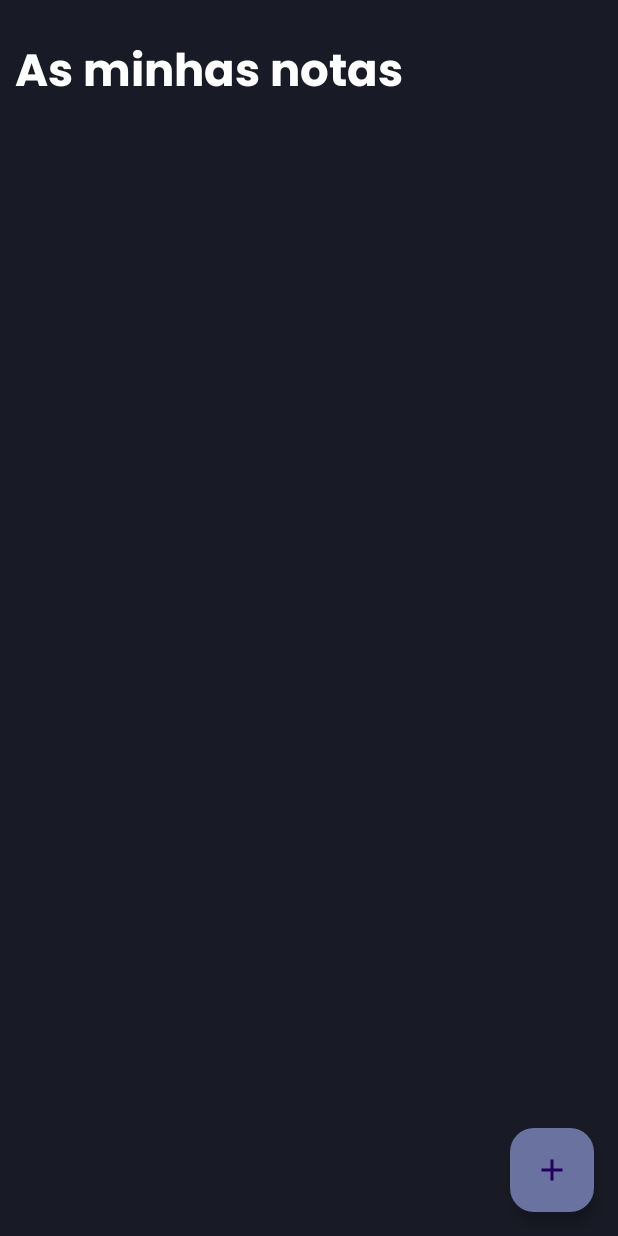
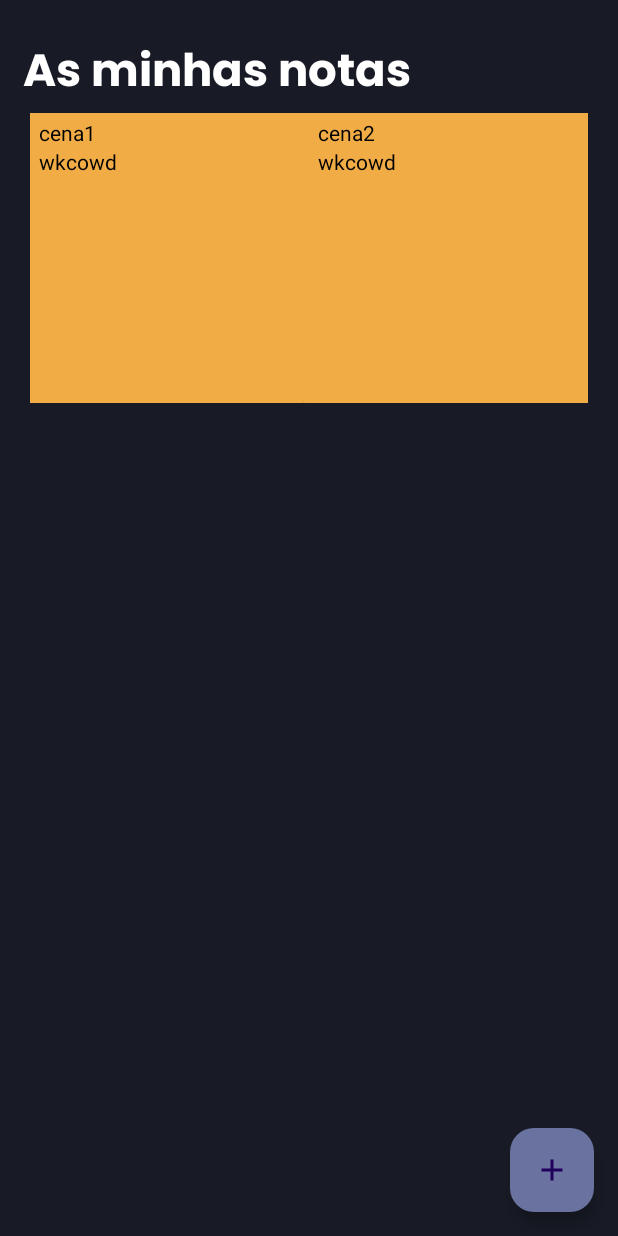
Before and after one commit to FranciscoCarvalho2001/Bloco_Notas, an Android app: the screen it shows after launch (ListaNotas), on a phone screen of 412 x 824 dp. Run offline under Robolectric (Android 15) with nearby library versions, the phone set to English and light mode, and no system bars.

Commit message:
RecyclerView com Notas

```diff
--- /dev/null
+++ b/app/src/main/java/com/example/bloco_notas/ListaNotas/DecoracaoEspacoItem.kt
@@ -0,0 +1,23 @@
+package com.example.bloco_notas.ListaNotas
+
+import android.content.Context
+import android.graphics.Rect
+import android.util.TypedValue
+import android.view.View
+import androidx.recyclerview.widget.RecyclerView
+
+class DecoracaoEspacoItem(context: Context) : RecyclerView.ItemDecoration() {
+    private val espacoVert = TypedValue.applyDimension(
+        TypedValue.COMPLEX_UNIT_DIP, 7f, context.resources.displayMetrics
+    ).toInt()
+    private val espacoHorz = TypedValue.applyDimension(
+        TypedValue.COMPLEX_UNIT_DIP, 4f, context.resources.displayMetrics
+    ).toInt()
+
+    override fun getItemOffsets(outRect: Rect, view: View, parent: RecyclerView, state: RecyclerView.State) {
+        outRect.left = -espacoHorz
+        outRect.right = -espacoHorz
+        outRect.top = -espacoVert
+        outRect.bottom = -espacoVert
+    }
+}
--- a/app/src/main/java/com/example/bloco_notas/ListaNotas/ListaNotas.kt
+++ b/app/src/main/java/com/example/bloco_notas/ListaNotas/ListaNotas.kt
@@ -2,27 +2,41 @@ package com.example.bloco_notas.ListaNotas
 
 import androidx.appcompat.app.AppCompatActivity
 import android.os.Bundle
-import android.widget.ArrayAdapter
-import android.widget.ListView
+import android.widget.Toast
+import androidx.recyclerview.widget.RecyclerView
 import androidx.recyclerview.widget.StaggeredGridLayoutManager
+import com.example.bloco_notas.Models.Nota
 import com.example.bloco_notas.R
 import com.google.android.material.floatingactionbutton.FloatingActionButton
 
 class ListaNotas : AppCompatActivity() {
+    private val noteList = ArrayList<Nota>() // Lista de objetos Note
+    private lateinit var adapter: ListaNotasAdapter
+    private lateinit var ListaDeNotas : RecyclerView
 
     override fun onCreate(savedInstanceState: Bundle?) {
         super.onCreate(savedInstanceState)
         setContentView(R.layout.activity_lista_notas)
+        noteList.add(Nota("cena1","wkcowd"))
+        noteList.add(Nota("cena2","wkcowd"))
+        ListaDeNotas = findViewById(R.id.note_list_recyclerview)
 
-        var user :ArrayList<String> = arrayListOf( "Nota1","Nota2","Nota3","Nota4","Nota5","Nota6")
+        val layoutManager = StaggeredGridLayoutManager(2, StaggeredGridLayoutManager.VERTICAL)
+        ListaDeNotas.layoutManager = layoutManager
+        ListaDeNotas.addItemDecoration(DecoracaoEspacoItem(this))
+        adapter = ListaNotasAdapter(noteList, this) { clickedNote ->
+            Toast.makeText(this, "Item clicado: ${clickedNote.titulo}", Toast.LENGTH_SHORT).show()
 
+        }
+        ListaDeNotas.adapter = adapter
         val fab: FloatingActionButton = findViewById(R.id.Adicionar)
         fab.setOnClickListener(){
-            adicionar(user)
+            adicionar()
         }
     }
 
-    fun adicionar(user:ArrayList<String>){
-        user.add(user.size,"Nota${user.size}")
+    fun adicionar(){
+        noteList.add(Nota("cena${noteList.size+1}","wkcowd"))
+        adapter.notifyDataSetChanged()
     }
 }
--- a/app/src/main/java/com/example/bloco_notas/ListaNotas/ListaNotasAdapter.kt
+++ b/app/src/main/java/com/example/bloco_notas/ListaNotas/ListaNotasAdapter.kt
@@ -9,7 +9,7 @@ import androidx.recyclerview.widget.RecyclerView
 import com.example.bloco_notas.Models.Nota
 import com.example.bloco_notas.R
 
-class ListaNotasAdapter(private val notas: ArrayList<Nota>, private val context: Context) :
+class ListaNotasAdapter(private val notas: ArrayList<Nota>, private val context: Context,  private val itemClickListener: (Nota) -> Unit) :
     RecyclerView.Adapter<ListaNotasAdapter.ViewHolder>() {
     override fun onBindViewHolder(holder: ViewHolder, position: Int) {
         val nota = notas[position]
@@ -35,6 +35,15 @@ class ListaNotasAdapter(private val notas: ArrayList<Nota>, private val context:
             title.text = nota.titulo
             description.text = nota.descricao
         }
-
+        init {
+            // Set an OnClickListener for the entire item view
+            itemView.setOnClickListener {
+                val position = adapterPosition
+                if (position != RecyclerView.NO_POSITION) {
+                    val note = notas[position]
+                    itemClickListener(note)
+                }
+            }
+        }
     }
 }
--- /dev/null
+++ b/app/src/main/res/drawable/cantos_arredondados.xml
@@ -0,0 +1,6 @@
+<?xml version="1.0" encoding="utf-8"?>
+<shape xmlns:android="http://schemas.android.com/apk/res/android">
+    <solid android:color="@color/secondary" /> <!-- Cor de preenchimento do quadrado -->
+    <corners android:radius="10dp" /> <!-- Raio dos cantos arredondados (ajuste conforme necessário) -->
+
+</shape>
--- a/app/src/main/res/layout/activity_lista_notas.xml
+++ b/app/src/main/res/layout/activity_lista_notas.xml
@@ -4,31 +4,46 @@
     xmlns:tools="http://schemas.android.com/tools"
     android:layout_width="match_parent"
     android:layout_height="match_parent"
-    tools:context=".ListaNotas.ListaNotas"
-    android:background="@color/secondary">
+    android:background="@color/secondary"
+    tools:context=".ListaNotas.ListaNotas">
+
+    <LinearLayout
+        android:id="@+id/linearLayout"
+        android:layout_width="match_parent"
+        android:layout_height="match_parent"
+        android:background="@color/secondary"
+        android:orientation="vertical"
+        app:layout_constraintBottom_toBottomOf="parent"
+        app:layout_constraintEnd_toEndOf="parent"
+        app:layout_constraintStart_toStartOf="parent"
+        app:layout_constraintTop_toTopOf="parent">
+
         <TextView
-        android:id="@+id/textomeu"
+            android:id="@+id/textRaulLino2"
             android:layout_width="match_parent"
             android:layout_height="51dp"
-        android:layout_marginStart="10dp"
+            android:layout_marginStart="15dp"
             android:layout_marginTop="24dp"
+            android:fontFamily="@font/poppins_bold"
+            android:text="@string/As_minhas_notas"
             android:textColor="@color/white"
             android:textSize="30dp"
-        android:fontFamily="@font/poppins_bold"
-        android:text="@string/As_minhas_notas"
+            app:layout_constraintStart_toStartOf="parent"
             app:layout_constraintTop_toTopOf="parent"
             tools:ignore="MissingConstraints" />
 
-    <ListView
-        android:id="@+id/listaNotas"
-        android:layout_width="0dp"
-        android:layout_height="0dp"
-        android:foregroundTint="@color/white"
+        <androidx.recyclerview.widget.RecyclerView
+            android:id="@+id/note_list_recyclerview"
+            android:layout_width="match_parent"
+            android:layout_height="match_parent"
+            android:background="@color/secondary"
+            android:paddingHorizontal="20dp"
             app:layout_constraintBottom_toBottomOf="parent"
             app:layout_constraintEnd_toEndOf="parent"
             app:layout_constraintStart_toStartOf="parent"
-        app:layout_constraintTop_toBottomOf="@+id/textomeu"
-        tools:layout_editor_absoluteX="1dp" />
+            app:layout_constraintTop_toTopOf="parent" />
+
+    </LinearLayout>
 
     <com.google.android.material.floatingactionbutton.FloatingActionButton
         android:id="@+id/Adicionar"
@@ -36,10 +51,11 @@
         android:layout_height="wrap_content"
         android:layout_gravity="bottom|end"
         android:layout_margin="16dp"
+        android:backgroundTint="@color/accent"
         android:contentDescription="fab_content_desc"
         app:layout_constraintBottom_toBottomOf="parent"
         app:layout_constraintEnd_toEndOf="parent"
-        app:srcCompat="@drawable/sinal_mais"
-        android:backgroundTint="@color/accent" />
+        app:srcCompat="@drawable/sinal_mais" />
+
 
 </androidx.constraintlayout.widget.ConstraintLayout>
```
Lines whose indentation alone changed are shown as unchanged.
